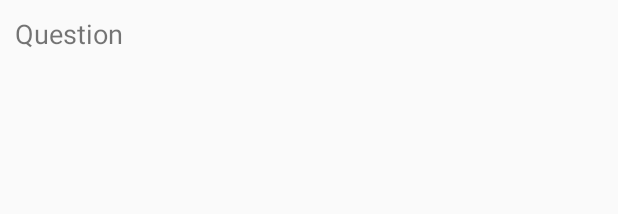
After one commit to thanaoat/MyQuiz, an Android app: the layout list_item_question.xml on its own in the app's theme, with its tools: preview values and no code run, on a phone screen of 412 x 824 dp. The commit adds this screen. Shown: the top 214 px of the screen. Run offline under Robolectric (Android 15) with nearby library versions, the phone set to English and light mode, and no system bars.

Commit message:
Add QuestionAdapter and QuestionHolder

```diff
--- /dev/null
+++ b/app/src/main/res/layout/list_item_question.xml
@@ -0,0 +1,21 @@
+<?xml version="1.0" encoding="utf-8"?>
+<androidx.constraintlayout.widget.ConstraintLayout xmlns:android="http://schemas.android.com/apk/res/android"
+    xmlns:app="http://schemas.android.com/apk/res-auto"
+    xmlns:tools="http://schemas.android.com/tools"
+    android:id="@+id/constraintLayout"
+    android:layout_width="match_parent"
+    android:layout_height="match_parent"
+    android:orientation="vertical">
+
+    <TextView
+        android:id="@+id/questionText"
+        android:layout_width="0dp"
+        android:layout_height="wrap_content"
+        android:padding="10dp"
+        android:text="TextView"
+        android:textSize="18dp"
+        app:layout_constraintEnd_toEndOf="parent"
+        app:layout_constraintStart_toStartOf="parent"
+        app:layout_constraintTop_toTopOf="parent"
+        tools:text="@string/question" />
+</androidx.constraintlayout.widget.ConstraintLayout>
```
Also changed, not shown: app/src/main/java/email/com/gmail/thananon/oat/myquiz/QuestionListFragment.kt (+34 -0 lines).
